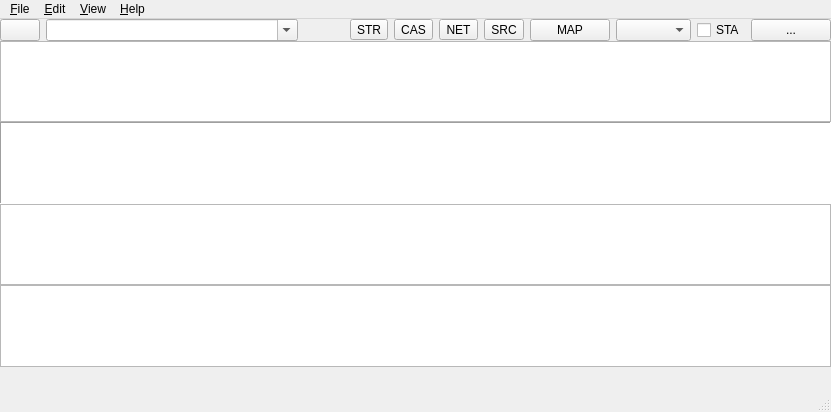
The window that app/srctblbrows_qt/browsmain.ui (tomojitakasu/RTKLIB) describes before a commit, drawn with Qt 5.
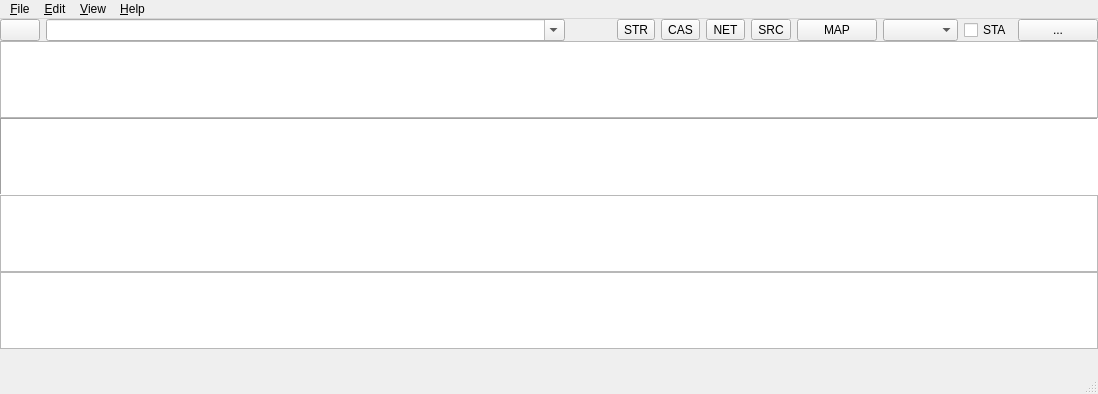
The same window after the commit. Icons and pictures are not drawn.

```diff
--- a/app/srctblbrows_qt/browsmain.ui
+++ b/app/srctblbrows_qt/browsmain.ui
@@ -6,8 +6,8 @@
    <rect>
     <x>0</x>
     <y>0</y>
-    <width>831</width>
-    <height>412</height>
+    <width>1098</width>
+    <height>394</height>
    </rect>
   </property>
   <property name="windowTitle">
@@ -445,8 +445,8 @@
     <rect>
      <x>0</x>
      <y>0</y>
-     <width>831</width>
-     <height>21</height>
+     <width>1098</width>
+     <height>27</height>
     </rect>
    </property>
    <widget class="QMenu" name="File1">
```
Left out of the diff: 6 changed lines with no effect on the pictures.
